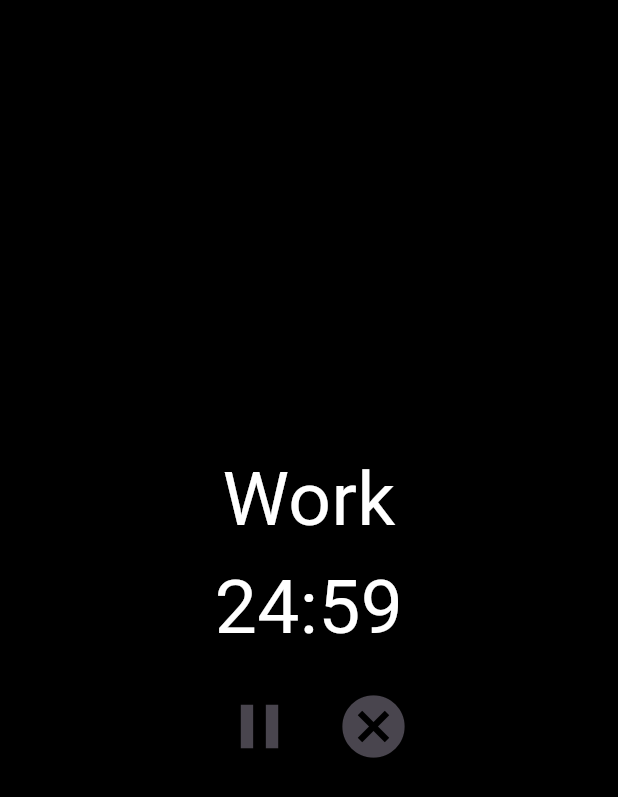
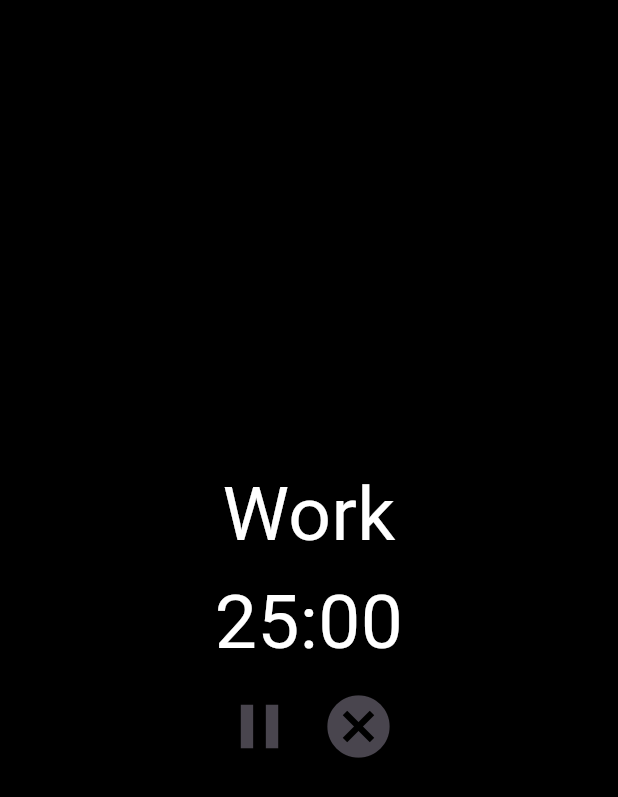
Before and after one commit to pipluppers/pododoro, a Flutter app: the screen it shows after launch, after a tap on an icon or button, on a phone screen of 412 x 824 dp. Shown: the top 797 px of the screen. Run offline on Flutter 3.47's test engine with Material 3 defaults, Android fonts, the phone set to English and light mode, and no system bars; our stand-ins replace drift, drift_flutter, flutter_local_notifications, fluttertoast, get_it, permission_handler and 2 more; accounts and stored records are empty; generated files the repository leaves out were written again.

Commit message:
Use ValueNotifier instead of setState with the timer. Allow swiping of home pages

```diff
--- a/lib/constants.dart
+++ b/lib/constants.dart
@@ -3,6 +3,7 @@ import 'package:flutter/material.dart';
 class Constants {
   static const Color mainPageBackgroundColor = Color(0xCFF3E5AB);
   static const Color mainPageComplementColor = Color(0xAF5D4037);
+  static const Color mainPageComplementShadowColor = Color.fromARGB(174, 48, 33, 28);
   static const Color mainPageComplementTextColor = Colors.white;
   static const Color selectedTimerTileColor = Colors.red;
   static const Color removeTimerSwipeColor = Colors.red;
--- a/lib/features/countdown_page/countdown_page.dart
+++ b/lib/features/countdown_page/countdown_page.dart
@@ -4,9 +4,8 @@ import 'package:flutter_local_notifications/flutter_local_notifications.dart';
 import 'package:pododoro/constants.dart' show Constants;
 import 'package:pododoro/main.dart' show localNotificationsPlugin, appPlatform;
 import 'package:pododoro/features/alarm_page/alarm_page.dart';
-import 'package:pododoro/features/home/home_page.dart' show TimerInfoWidget;
 import 'package:permission_handler/permission_handler.dart';
-import 'package:pododoro/utilities.dart' show AppPlatform;
+import 'package:pododoro/utilities.dart' show AppPlatform, TimeCounter, Utilities;
 import 'package:timezone/data/latest.dart' as tz_latest;
 import 'package:timezone/timezone.dart' as tz;
 
@@ -22,9 +21,10 @@ class CountdownPage extends StatefulWidget {
 }
 
 class _CountdownPageState extends State<CountdownPage> {
+  final Stopwatch _stopwatch = Stopwatch();
   late Timer _mainTimer;
-  late int _remainingMinutes;
-  late int _remainingSeconds;
+  late int _totalSeconds;
+  final ValueNotifier<TimeCounter> _timeNotifier = ValueNotifier<TimeCounter>(TimeCounter(0, 0));
 
   IconData _pauseResumeIcon = Constants.pauseIcon;
   final ButtonStyle _iconButtonStyle = const ButtonStyle(iconSize: WidgetStatePropertyAll(50));
@@ -33,9 +33,9 @@ class _CountdownPageState extends State<CountdownPage> {
   void initState() {
     super.initState();
 
-    _remainingMinutes = widget.minutes;
-    _remainingSeconds = widget.seconds;
-    _mainTimer = _createMainTimer();
+    _timeNotifier.value = TimeCounter(widget.minutes, widget.seconds);
+    _totalSeconds = (widget.minutes * 60) + widget.seconds;
+    _startTimer();
     _sendNotification(true);
   }
 
@@ -48,21 +48,36 @@ class _CountdownPageState extends State<CountdownPage> {
           child: Column(
             mainAxisAlignment: MainAxisAlignment.center,
             children: <Widget>[
-              TimerInfoWidget(text: widget.currentTimerType, minutes: _remainingMinutes, seconds: _remainingSeconds),
+              Column(
+                mainAxisAlignment: MainAxisAlignment.center,
+                children: [
+                  ValueListenableBuilder<TimeCounter>(
+                    valueListenable: _timeNotifier,
+                    builder: (context, value, child) {
+                      return Text(
+                        '${widget.currentTimerType}\n${Utilities.getTimeUnitDisplay(value.minutes, value.seconds)}',
+                        textAlign: TextAlign.center,
+                        style: TextStyle(
+                          color: Constants.mainPageComplementTextColor,
+                          fontWeight: FontWeight.normal,
+                          fontSize: 50,
+                        )
+                      );
+                    }
+                  ),
+                ],
+              ),
               Row(
                 mainAxisAlignment: MainAxisAlignment.center,
                 children: <Widget>[
-                  Container(
-                    margin: const EdgeInsets.all(10),
-                    child: IconButton(
-                      onPressed: () => _remainingSeconds > 0 ? _pauseTimer() : null,
-                      icon: Icon(_pauseResumeIcon),
-                      style: _iconButtonStyle
-                    )
+                  IconButton(
+                    onPressed: () => _totalSeconds - _stopwatch.elapsed.inSeconds > 0 ? _pauseTimer() : null,
+                    icon: Icon(_pauseResumeIcon),
+                    style: _iconButtonStyle
                   ),
                   IconButton(
                     onPressed: () {
-                      _mainTimer.cancel();
+                      _stopTimer();
                       Navigator.pop(context);
                     },
                     icon: const Icon(Icons.cancel),
@@ -80,7 +95,13 @@ class _CountdownPageState extends State<CountdownPage> {
   @override
   void dispose() {
     super.dispose();
-    _mainTimer.cancel();
+    _stopTimer();
+    _timeNotifier.dispose();
+  }
+
+  /// Gets the remaining time in seconds.
+  int get _remainingSeconds {
+    return _totalSeconds - _stopwatch.elapsed.inSeconds;
   }
 
   /// Request permission to send notifications. If denied, then do not ask again.
@@ -112,7 +133,7 @@ class _CountdownPageState extends State<CountdownPage> {
 
     if (usesChronometer) {
       tz_latest.initializeTimeZones();
-      tz.TZDateTime time = tz.TZDateTime.now(tz.local).add(Duration(minutes: _remainingMinutes, seconds: _remainingSeconds));
+      tz.TZDateTime time = tz.TZDateTime.now(tz.local).add(Duration(minutes: _timeNotifier.value.minutes, seconds: _timeNotifier.value.seconds));
       when = time.millisecondsSinceEpoch;
       chronometerCountDown = true;
     }
@@ -142,24 +163,19 @@ class _CountdownPageState extends State<CountdownPage> {
   }
 
   /// Creates a timer object based on the remaining seconds.
-  Timer _createMainTimer() {
-    return Timer.periodic(
+  void _startTimer() {
+    _stopwatch.start();
+
+    _mainTimer = Timer.periodic(
       const Duration(seconds: 1), // Fires every second
       (timer) async {
-        setState(() {
-          if (_remainingSeconds > 0) {
-              _remainingSeconds--;
-          } else {
-            if (_remainingMinutes > 0) {
-              _remainingMinutes--;
-              _remainingSeconds = 59;
-            } else {
-              timer.cancel();
-            }
-          }
-        });
+        var remainingSeconds = _remainingSeconds;
 
-        if (!timer.isActive) {
+        _timeNotifier.value = TimeCounter(remainingSeconds ~/ 60, remainingSeconds % 60);
+
+        if (remainingSeconds <= 0) {
+          timer.cancel();
+
           final navigator = Navigator.of(context);
 
           var result = await Navigator.push(
@@ -180,12 +196,12 @@ class _CountdownPageState extends State<CountdownPage> {
     setState(() {
       if (_pauseResumeIcon == Constants.pauseIcon) {
         _pauseResumeIcon = Constants.resumeIcon;
-        _mainTimer.cancel();
+        _stopTimer();
       } else {
         _pauseResumeIcon = Constants.pauseIcon;
 
         if (_remainingSeconds > 0) {
-          _mainTimer = _createMainTimer();
+          _startTimer();
         }
       }
     });
@@ -197,4 +213,10 @@ class _CountdownPageState extends State<CountdownPage> {
     }
   }
 
+  /// Stops the stopwatch and cancels the timer.
+  void _stopTimer() {
+    _mainTimer.cancel();
+    _stopwatch.stop();
+  }
+
 }
--- a/lib/features/home/home_page.dart
+++ b/lib/features/home/home_page.dart
@@ -30,6 +30,8 @@ class _HomePageState extends State<HomePage> {
                 shape: const CircleBorder(),
                 minimumSize: const Size(200, 200),
                 backgroundColor: Constants.mainPageComplementColor,
+                elevation: 8.0,
+                shadowColor: Constants.mainPageComplementShadowColor,
               ),
               child: TimerInfoWidget(text: widget.currentTimerType, minutes: widget.minutes, seconds: widget.seconds,),
             ),
--- a/lib/features/home/main_page.dart
+++ b/lib/features/home/main_page.dart
@@ -3,64 +3,41 @@ import 'package:pododoro/features/countdown_page/countdown_page.dart';
 import 'package:pododoro/features/home/home_page.dart';
 import 'package:pododoro/features/home/timer_page.dart';
 import 'package:pododoro/constants.dart';
-import 'package:get_it/get_it.dart' show GetIt;
 import 'package:pododoro/utilities.dart' show AlarmAction, TimerState;
 import 'package:pododoro/data_management/database_service.dart';
 
 class MainPage extends StatefulWidget {
-  const MainPage({super.key});
+  final List<ITimer> timers;
+
+  const MainPage({
+    super.key,
+    required this.timers,
+  });
 
   @override
   State<MainPage> createState() => _MainPageState();
 }
 
 class _MainPageState extends State<MainPage> {
-  late Future<ITimer> _activeTimerFuture;
   late ITimer _activeTimer;
-  final List<ITimer> _timers = <ITimer>[];
+  late List<ITimer> _timers;
   int _currentPageIndex = 0;
-  final List<Widget> _pages = <Widget>[];
   TimerState _timerState = TimerState.work;
+
+  final PageController _pageController = PageController();
 
   @override
   void initState() {
     super.initState();
 
-    _activeTimerFuture = _initializeTimers();
+    // There should never be 0 timers. The default timer is not editable.
+    assert(widget.timers.isNotEmpty);
+    _timers = widget.timers;
+    _activeTimer = _timers[0];
   }
 
   @override
   Widget build(BuildContext context) {
-    return FutureBuilder(
-      future: _activeTimerFuture,
-      builder: (context, snapshot) {
-        if (snapshot.connectionState == ConnectionState.waiting) {
-          return Center(child: CircularProgressIndicator());
-        } else {
-          return _generatePage();
-        }
-      },
-    );
-  }
-
-  /// Get all existing timers from internal database. If there are no existing timers, then add the default one to the database.
-  Future<ITimer> _initializeTimers() async {
-    DatabaseService databaseService = GetIt.I<DatabaseService>();
-
-    var existingTimers = await databaseService.getAllTimers();
-
-    setState(() {
-      _timers.addAll(existingTimers);
-      _activeTimer = _timers[0];
-    });
-
-    return _timers[0];
-  }
-
-  /// Constructs the main page.
-  ///
-  /// Updates the _pages member with the home page and the timer page.
-  Scaffold _generatePage() {
     final int totalMinutes, totalSeconds;
 
     if (_timerState == TimerState.work) {
@@ -73,13 +50,6 @@ class _MainPageState extends State<MainPage> {
 
     final String currentTimerType = _timerState == TimerState.work ? "Work" : "Rest";
 
-    if (_pages.isNotEmpty) {
-      _pages.clear();
-    }
-
-    _pages.add(HomePage(currentTimerType: currentTimerType, minutes: totalMinutes, seconds: totalSeconds, startCountdown: _startCountdown,));
-    _pages.add(TimerPage(timers: _timers, activeTimerName: _activeTimer.name, onSelectTimer: _setActiveTimer));
-
     return Scaffold(
       appBar: AppBar(
         backgroundColor: Colors.black,
@@ -87,7 +57,17 @@ class _MainPageState extends State<MainPage> {
         iconTheme: IconThemeData(color: Colors.white),
       ),
       backgroundColor: Constants.mainPageBackgroundColor,
-      body: _pages[_currentPageIndex],
+      body: PageView(
+        controller: _pageController,
+        onPageChanged: (value) {
+          // Update the UI to show which NavigationDestination is active
+          setState(() => _currentPageIndex = value);
+        },
+        children: [
+          HomePage(currentTimerType: currentTimerType, minutes: totalMinutes, seconds: totalSeconds, startCountdown: _startCountdown,),
+          TimerPage(timers: _timers, activeTimerName: _activeTimer.name, onSelectTimer: _setActiveTimer),
+        ]
+      ),
       bottomNavigationBar: NavigationBar(
         indicatorColor: const Color.fromARGB(255, 120, 128, 121),
         destinations: [
@@ -102,7 +82,7 @@ class _MainPageState extends State<MainPage> {
           ),
         ],
         selectedIndex: _currentPageIndex,
-        onDestinationSelected: (value) => setState(() => _currentPageIndex = value),
+        onDestinationSelected: (value) =>_pageController.jumpToPage(value),
         backgroundColor: Colors.black,
       ),
     );
--- a/lib/features/home/timer_page.dart
+++ b/lib/features/home/timer_page.dart
@@ -37,11 +37,6 @@ class _TimerPageState extends State<TimerPage> {
 
     return Scaffold(
       backgroundColor: Constants.mainPageBackgroundColor,
-      appBar: AppBar(
-        backgroundColor: Colors.black,
-        title: const Text("Timers", style: TextStyle(color: Colors.white),),
-        iconTheme: IconThemeData(color: Colors.white),
-      ),
       body: Container(
         margin: EdgeInsets.only(top: 10.0),
         child: ListView.separated(
--- a/lib/main.dart
+++ b/lib/main.dart
@@ -64,7 +64,53 @@ class PododoroTimerApp extends StatelessWidget {
         colorScheme: ColorScheme.fromSeed(seedColor: Colors.deepPurple),
         useMaterial3: true,
       ),
-      home: const MainPage(),
+      home: const InitialPage(),
     );
   }
 }
+
+class InitialPage extends StatefulWidget {
+  const InitialPage({super.key});
+
+  @override
+  State<StatefulWidget> createState() => _InitialPageState();
+}
+
+class _InitialPageState extends State<InitialPage> {
+  late Future<ITimer?> _activeTimerFuture;
+  final List<ITimer> _timers = <ITimer>[];
+
+  @override
+  void initState() {
+    super.initState();
+
+    _activeTimerFuture = _initializeTimers();
+  }
+
+  @override
+  Widget build(BuildContext context) {
+    return FutureBuilder(
+      future: _activeTimerFuture,
+      builder: (context, snapshot) {
+        if (snapshot.connectionState == ConnectionState.waiting) {
+          return Center(child: CircularProgressIndicator());
+        } else {
+          return MainPage(timers: _timers);
+        }
+      },
+    );
+  }
+
+  /// Get all existing timers from internal database. If there are no existing timers, then add the default one to the database.
+  Future<ITimer> _initializeTimers() async {
+    DatabaseService databaseService = GetIt.I<DatabaseService>();
+
+    var existingTimers = await databaseService.getAllTimers();
+
+    setState(() {
+      _timers.addAll(existingTimers);
+    });
+
+    return _timers[0];
+  }
+}
--- a/lib/utilities.dart
+++ b/lib/utilities.dart
@@ -67,6 +67,21 @@ class AddTimerToast extends StatelessWidget {
   }
 }
 
+class TimeCounter {
+  int _minutes;
+  int _seconds;
+
+  TimeCounter(this._minutes, this._seconds);
+
+  int get minutes => _minutes;
+  int get seconds => _seconds;
+
+  void updateTime(int minutes, int seconds) {
+    _minutes = minutes;
+    _seconds = seconds;
+  }
+}
+
 // Exceptions
 class AddTimerException implements Exception { }
 class RemoveTimerException implements Exception {
```
